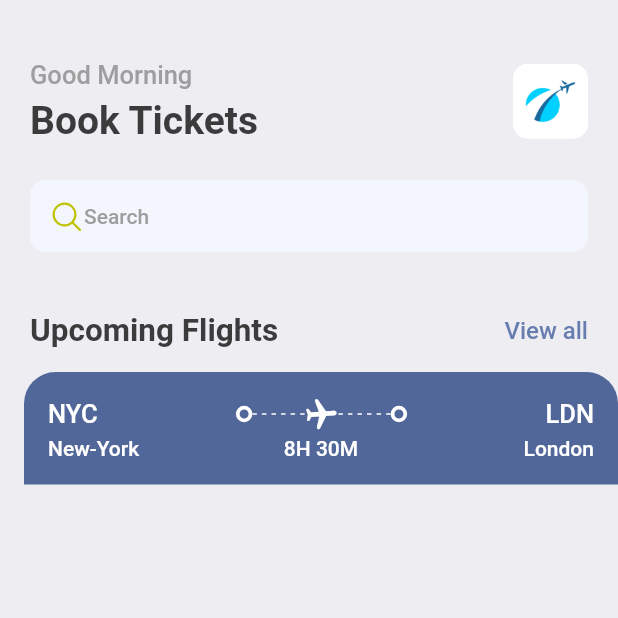
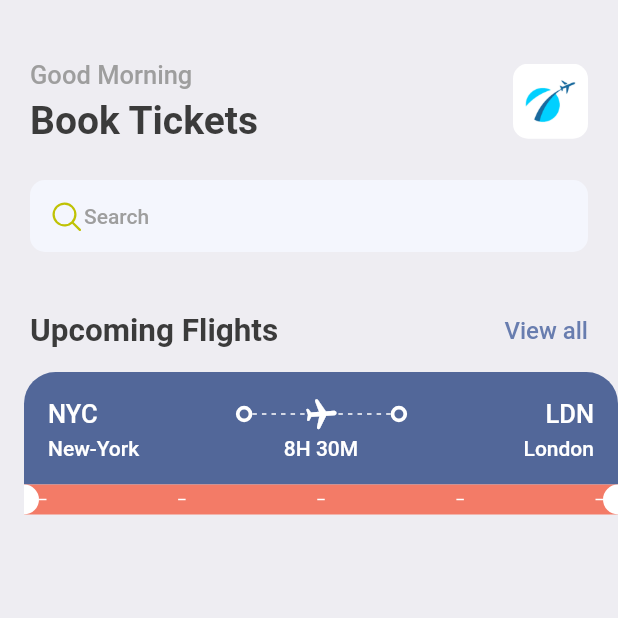
Before and after one commit to danilocampanhari21/ticket-online-app-flutter, a Flutter app: the HomeScreen screen opened directly, on a phone screen of 412 x 824 dp, the top half of it. Run offline on Flutter 3.47's test engine with Material 2 defaults, Android fonts, the phone set to English and light mode, and no system bars; our stand-ins replace fluentui_icons, gap.

```diff
--- a/lib/screens/ticket_view.dart
+++ b/lib/screens/ticket_view.dart
@@ -18,6 +18,9 @@ class TicketView extends StatelessWidget {
          margin: const EdgeInsets.only(left: 16),
          child: Column(
            children: [
+             /*
+             showming the blue part of the card/ticket
+              */
              Container(
                decoration: const BoxDecoration(
                 color: Color(0xFF526799),
@@ -83,6 +86,59 @@ class TicketView extends StatelessWidget {
                    )
                  ],
                ),
+             ),
+             /*
+             showming the orange part of the card/ticket
+              */
+             Container(
+               color: Styles.orangeColor, //const Color(0xFFF37B67),
+               child: Row(
+                 children: [
+                   SizedBox(
+                     height: 20,
+                     width: 10,
+                     child: DecoratedBox(
+                       decoration: BoxDecoration(
+                         color: Colors.white,
+                         borderRadius: BorderRadius.only(
+                           topRight: Radius.circular(10),
+                            bottomRight: Radius.circular(10)
+                         )
+                       ),
+                     ),
+                   ),
+                   Expanded(child: LayoutBuilder(
+                      builder: (BuildContext , BoxConstraints ) {
+                       return Flex(
+                         direction: Axis.horizontal,
+                         mainAxisAlignment: MainAxisAlignment.spaceBetween,
+                         mainAxisSize: MainAxisSize.max,
+                         children: List.generate(5, (index) => SizedBox(
+                           width: 5,height: 1,
+                           child: DecoratedBox(
+                             decoration: BoxDecoration(
+                                 color: Colors.white
+                             ),
+                           ),
+                         )),
+                       );
+                   },
+                   )),
+                   SizedBox(
+                     height: 20,
+                     width: 10,
+                     child: DecoratedBox(
+                       decoration: BoxDecoration(
+                         color: Colors.white,
+                         borderRadius: BorderRadius.only(
+                           topLeft: Radius.circular(10),
+                            bottomLeft: Radius.circular(10)
+                         )
+                       ),
+                     ),
+                   ),
+                 ],
+               ),
              )
            ],
          ),
--- a/lib/utils/app_styles.dart
+++ b/lib/utils/app_styles.dart
@@ -6,7 +6,7 @@ class Styles{
   static Color primaryColor = primary;
   static Color textColor = const Color(0xFF3b3b3b);
   static Color bgColor = const Color(0xFFeeedf2);
-  static Color orangeColor = const Color(0xFF526799);
+  static Color orangeColor = const Color(0xFFF37B67);
   static TextStyle textStyle = TextStyle(fontSize: 16, color: textColor, fontWeight: FontWeight.w500);
   static TextStyle headLineStyle1 = TextStyle(fontSize: 26, color: textColor, fontWeight: FontWeight.bold);
   static TextStyle headLineStyle2 = TextStyle(fontSize: 21, color: textColor, fontWeight: FontWeight.bold);
```
